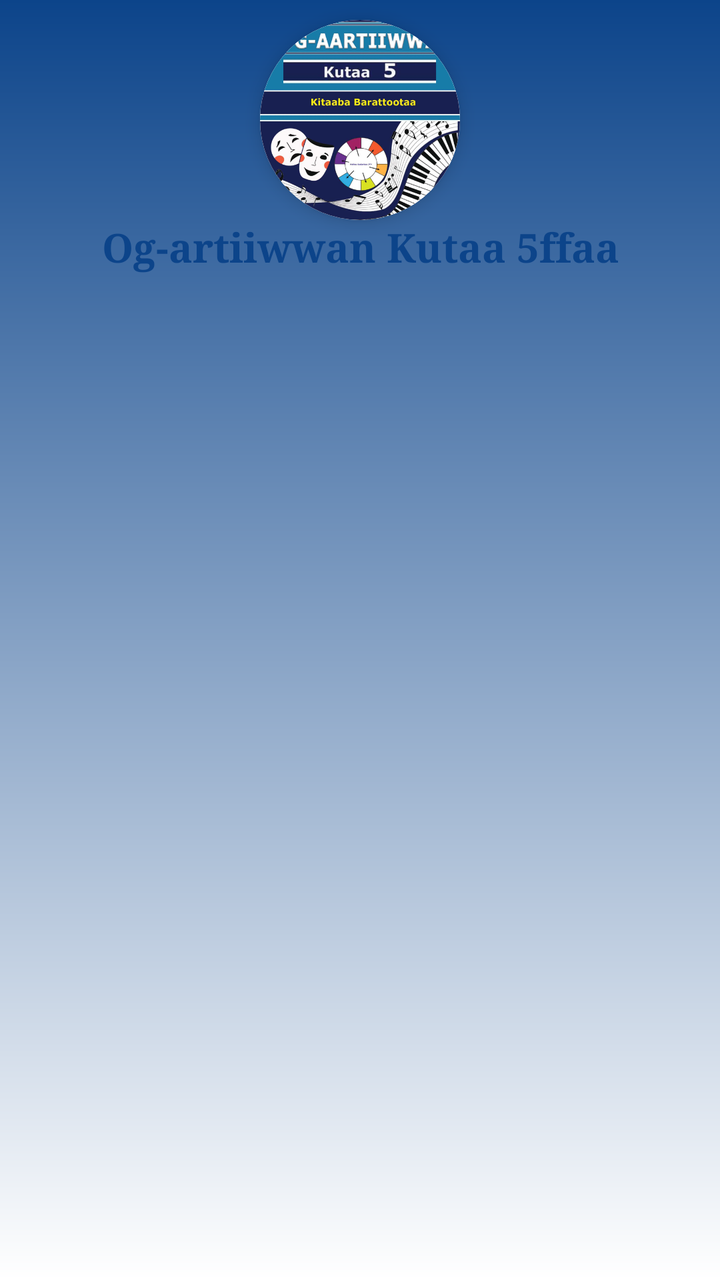
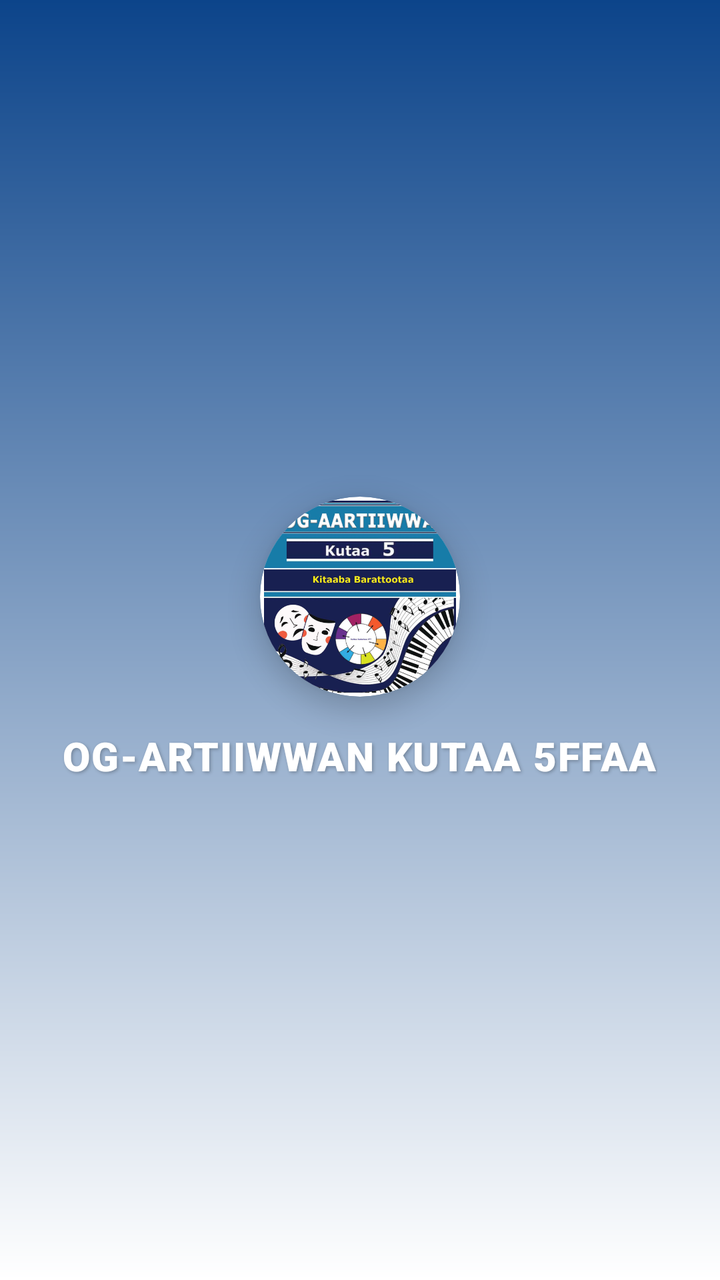

Compare the two renders of this Android layout. The source of the first and the diff that turns it into the second are given below.
<!-- AndroidManifest.xml: application theme AppTheme -->
<!-- res/layout/nav_header_layout.xml -->
<?xml version="1.0" encoding="utf-8"?>
<RelativeLayout xmlns:android="http://schemas.android.com/apk/res/android"
    xmlns:app="http://schemas.android.com/apk/res-auto"
    android:layout_width="match_parent"
    android:layout_height="wrap_content"
    android:background="@drawable/nav_header_bg"
    android:orientation="vertical">

    <androidx.cardview.widget.CardView
        android:id="@+id/cardView"
        android:layout_width="100dp"
        android:layout_height="100dp"
        android:layout_centerHorizontal="true"
        android:layout_marginTop="10dp"
        app:cardMaxElevation="10dp"
        app:cardElevation="5dp"
        app:cardCornerRadius="100dp">

        <ImageView
            android:layout_width="100dp"
            android:layout_height="100dp"
            android:background="@color/white"
            android:layout_gravity="center_horizontal"
            android:contentDescription="@string/app_name"
            android:scaleType="centerCrop"
            android:src="@drawable/icon" />

    </androidx.cardview.widget.CardView>

    <TextView
        android:id="@+id/tv_title"
        style="@style/TextAppearance.AppCompat.Headline"
        android:layout_width="wrap_content"
        android:layout_height="wrap_content"
        android:layout_below="@id/cardView"
        android:layout_centerHorizontal="true"
        android:layout_centerVertical="true"
        android:gravity="center_horizontal"
        android:fontFamily="serif"
        android:text="@string/app_name"
        android:textColor="@color/colorPrimaryDark"
        android:textSize="20sp"
        android:textStyle="bold" />

</RelativeLayout>
<!-- resources referenced by this layout -->
<resources>
  <color name="colorPrimaryDark">#0C448A</color>
  <color name="white">#FFFFFFFF</color>
  <!-- drawable icon: png bitmap (drawable, 236551 bytes) -->
  <!-- drawable nav_header_bg (drawable) -->
  <?xml version="1.0" encoding="utf-8"?>
  <shape xmlns:android="http://schemas.android.com/apk/res/android"
      android:shape="rectangle">
      <gradient android:angle="90"
          android:centerX="0"
          android:centerY="0"
          android:endColor="@color/colorPrimaryDark"
          android:centerColor="#FFFFFF"/>
  </shape>
  <string name="app_name">Og-artiiwwan Kutaa 5ffaa</string>
  <style name="AppTheme" parent="Theme.MaterialComponents.DayNight.NoActionBar.Bridge">
          <item name="colorPrimary">@color/colorPrimary</item>
          <item name="colorPrimaryDark">@color/colorPrimaryDark</item>
          <item name="colorAccent">@color/colorAccent</item>
          <item name="overlapAnchor">false</item>
          <item name="android:dropDownVerticalOffset">?attr/actionBarSize</item>
          <item name="android:itemBackground">@drawable/nav_header_bg</item>
          <item name="android:textColor">@color/black</item>
      </style>
  <color name="colorPrimary">#185DB3</color>
  <color name="colorAccent">#0E77CA</color>
  <color name="black">#FF000000</color>
</resources>

<!-- the commit's change to res/layout/nav_header_layout.xml (unified diff, before → after) -->
@@ -1,27 +1,27 @@
 <?xml version="1.0" encoding="utf-8"?>
-<RelativeLayout xmlns:android="http://schemas.android.com/apk/res/android"
+<LinearLayout xmlns:android="http://schemas.android.com/apk/res/android"
     xmlns:app="http://schemas.android.com/apk/res-auto"
     android:layout_width="match_parent"
-    android:layout_height="wrap_content"
+    android:layout_height="220dp"
     android:background="@drawable/nav_header_bg"
-    android:orientation="vertical">
+    android:gravity="center"
+    android:orientation="vertical"
+    android:padding="16dp">
 
     <androidx.cardview.widget.CardView
         android:id="@+id/cardView"
         android:layout_width="100dp"
         android:layout_height="100dp"
-        android:layout_centerHorizontal="true"
-        android:layout_marginTop="10dp"
-        app:cardMaxElevation="10dp"
-        app:cardElevation="5dp"
-        app:cardCornerRadius="100dp">
+        app:cardBackgroundColor="@color/white"
+        app:cardCornerRadius="50dp"
+        app:cardElevation="8dp"
+        app:cardMaxElevation="12dp">
 
         <ImageView
-            android:layout_width="100dp"
-            android:layout_height="100dp"
-            android:background="@color/white"
-            android:layout_gravity="center_horizontal"
+            android:layout_width="match_parent"
+            android:layout_height="match_parent"
             android:contentDescription="@string/app_name"
+            android:padding="2dp"
             android:scaleType="centerCrop"
             android:src="@drawable/icon" />
 
@@ -29,17 +29,19 @@
 
     <TextView
         android:id="@+id/tv_title"
-        style="@style/TextAppearance.AppCompat.Headline"
         android:layout_width="wrap_content"
         android:layout_height="wrap_content"
-        android:layout_below="@id/cardView"
-        android:layout_centerHorizontal="true"
-        android:layout_centerVertical="true"
-        android:gravity="center_horizontal"
-        android:fontFamily="serif"
+        android:layout_marginTop="16dp"
+        android:fontFamily="sans-serif-black"
+        android:gravity="center"
+        android:letterSpacing="0.03"
         android:text="@string/app_name"
-        android:textColor="@color/colorPrimaryDark"
+        android:textAllCaps="true"
+        android:textColor="@color/white"
         android:textSize="20sp"
-        android:textStyle="bold" />
+        android:shadowColor="#40000000"
+        android:shadowDx="2"
+        android:shadowDy="2"
+        android:shadowRadius="4" />
 
-</RelativeLayout>
+</LinearLayout>
<!-- resource entries referenced after the edit -->
@@ -18,13 +18,26 @@
           <item name="colorPrimary">@color/colorPrimary</item>
           <item name="colorPrimaryDark">@color/colorPrimaryDark</item>
           <item name="colorAccent">@color/colorAccent</item>
+  
           <item name="overlapAnchor">false</item>
           <item name="android:dropDownVerticalOffset">?attr/actionBarSize</item>
-          <item name="android:itemBackground">@drawable/nav_header_bg</item>
+  
           <item name="android:textColor">@color/black</item>
+  
+          <item name="android:listSeparatorTextViewStyle">@style/NavSeparatorText</item>
       </style>
   <color name="colorPrimary">#185DB3</color>
   <color name="colorAccent">#0E77CA</color>
   <color name="black">#FF000000</color>
+  <style name="NavSeparatorText" parent="Widget.AppCompat.TextView.SpinnerItem">
+          <item name="android:textColor">@color/colorPrimaryDark</item>
+          <item name="android:textSize">12sp</item>
+          <item name="android:textStyle">bold</item>
+          <item name="android:textAllCaps">true</item>
+          <item name="android:fontFamily">sans-serif-medium</item>
+          <item name="android:paddingStart">16dp</item>
+          <item name="android:paddingTop">16dp</item>
+          <item name="android:paddingBottom">8dp</item>
+      </style>
 </resources>
 
